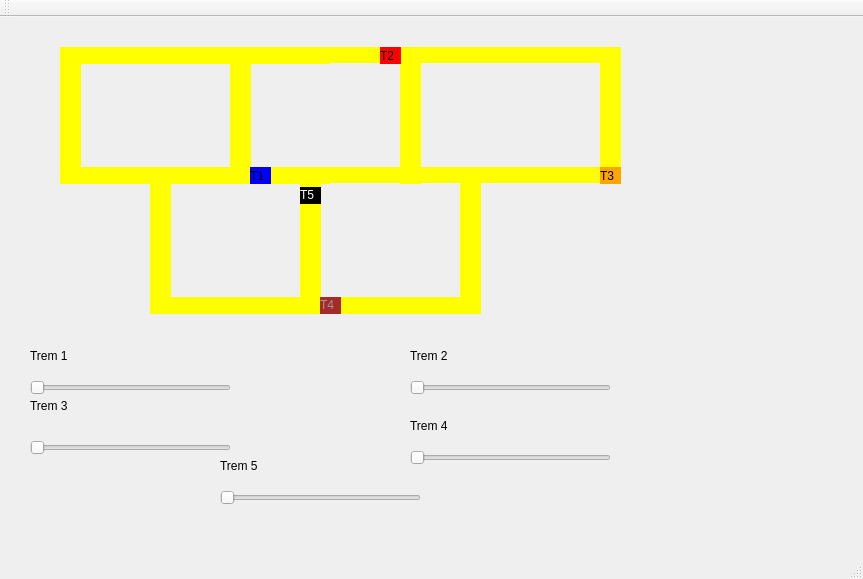
andrefsilveira1/Sistemas-Operacionais-Trens, file Código QT5 Ubuntu - Trem/mainwindow.ui: the form before one commit.
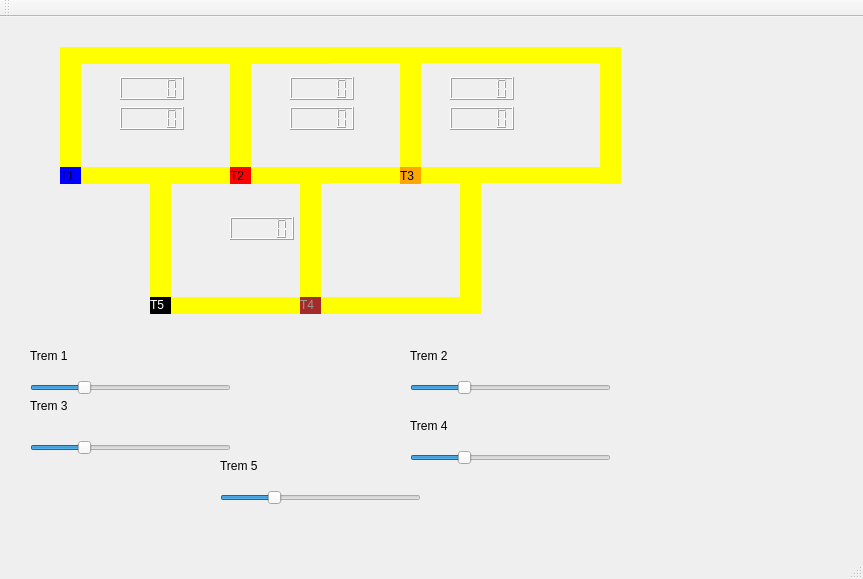
The form after the commit.

```diff
--- a/Código QT5 Ubuntu - Trem/mainwindow.ui
+++ b/Código QT5 Ubuntu - Trem/mainwindow.ui
@@ -17,7 +17,7 @@
    <widget class="QLabel" name="label_trem1">
     <property name="geometry">
      <rect>
-      <x>250</x>
+      <x>60</x>
       <y>150</y>
       <width>21</width>
       <height>17</height>
@@ -145,8 +145,8 @@
    <widget class="QLabel" name="label_trem2">
     <property name="geometry">
      <rect>
-      <x>380</x>
-      <y>30</y>
+      <x>230</x>
+      <y>150</y>
       <width>21</width>
       <height>17</height>
      </rect>
@@ -167,6 +167,12 @@
       <height>61</height>
      </rect>
     </property>
+    <property name="maximum">
+     <number>200</number>
+    </property>
+    <property name="value">
+     <number>50</number>
+    </property>
     <property name="orientation">
      <enum>Qt::Horizontal</enum>
     </property>
@@ -193,6 +199,12 @@
       <height>61</height>
      </rect>
     </property>
+    <property name="maximum">
+     <number>200</number>
+    </property>
+    <property name="value">
+     <number>50</number>
+    </property>
     <property name="orientation">
      <enum>Qt::Horizontal</enum>
     </property>
@@ -219,6 +231,12 @@
       <height>61</height>
      </rect>
     </property>
+    <property name="maximum">
+     <number>200</number>
+    </property>
+    <property name="value">
+     <number>50</number>
+    </property>
     <property name="orientation">
      <enum>Qt::Horizontal</enum>
     </property>
@@ -245,6 +263,12 @@
       <height>61</height>
      </rect>
     </property>
+    <property name="maximum">
+     <number>200</number>
+    </property>
+    <property name="value">
+     <number>50</number>
+    </property>
     <property name="orientation">
      <enum>Qt::Horizontal</enum>
     </property>
@@ -271,6 +295,12 @@
       <height>61</height>
      </rect>
     </property>
+    <property name="maximum">
+     <number>200</number>
+    </property>
+    <property name="value">
+     <number>50</number>
+    </property>
     <property name="orientation">
      <enum>Qt::Horizontal</enum>
     </property>
@@ -291,7 +321,7 @@
    <widget class="QLabel" name="label_trem3">
     <property name="geometry">
      <rect>
-      <x>600</x>
+      <x>400</x>
       <y>150</y>
       <width>21</width>
       <height>17</height>
@@ -307,7 +337,7 @@
    <widget class="QLabel" name="label_trem4">
     <property name="geometry">
      <rect>
-      <x>320</x>
+      <x>300</x>
       <y>280</y>
       <width>21</width>
       <height>17</height>
@@ -323,8 +353,8 @@
    <widget class="QLabel" name="label_trem5">
     <property name="geometry">
      <rect>
-      <x>300</x>
-      <y>170</y>
+      <x>150</x>
+      <y>280</y>
       <width>21</width>
       <height>17</height>
      </rect>
@@ -435,6 +465,76 @@
      <string/>
     </property>
    </widget>
+   <widget class="QLCDNumber" name="lcdNumber0">
+    <property name="geometry">
+     <rect>
+      <x>120</x>
+      <y>60</y>
+      <width>64</width>
+      <height>23</height>
+     </rect>
+    </property>
+   </widget>
+   <widget class="QLCDNumber" name="lcdNumber2">
+    <property name="geometry">
+     <rect>
+      <x>120</x>
+      <y>90</y>
+      <width>64</width>
+      <height>23</height>
+     </rect>
+    </property>
+   </widget>
+   <widget class="QLCDNumber" name="lcdNumber3">
+    <property name="geometry">
+     <rect>
+      <x>290</x>
+      <y>60</y>
+      <width>64</width>
+      <height>23</height>
+     </rect>
+    </property>
+   </widget>
+   <widget class="QLCDNumber" name="lcdNumber4">
+    <property name="geometry">
+     <rect>
+      <x>290</x>
+      <y>90</y>
+      <width>64</width>
+      <height>23</height>
+     </rect>
+    </property>
+   </widget>
+   <widget class="QLCDNumber" name="lcdNumber1">
+    <property name="geometry">
+     <rect>
+      <x>450</x>
+      <y>60</y>
+      <width>64</width>
+      <height>23</height>
+     </rect>
+    </property>
+   </widget>
+   <widget class="QLCDNumber" name="lcdNumber5">
+    <property name="geometry">
+     <rect>
+      <x>450</x>
+      <y>90</y>
+      <width>64</width>
+      <height>23</height>
+     </rect>
+    </property>
+   </widget>
+   <widget class="QLCDNumber" name="lcdNumber6">
+    <property name="geometry">
+     <rect>
+      <x>230</x>
+      <y>200</y>
+      <width>64</width>
+      <height>23</height>
+     </rect>
+    </property>
+   </widget>
    <zorder>label_trilho3</zorder>
    <zorder>label_trilho3_5</zorder>
    <zorder>label_trilho3_3</zorder>
```
Left out of the diff: 7 changed lines with no effect on the pictures.
